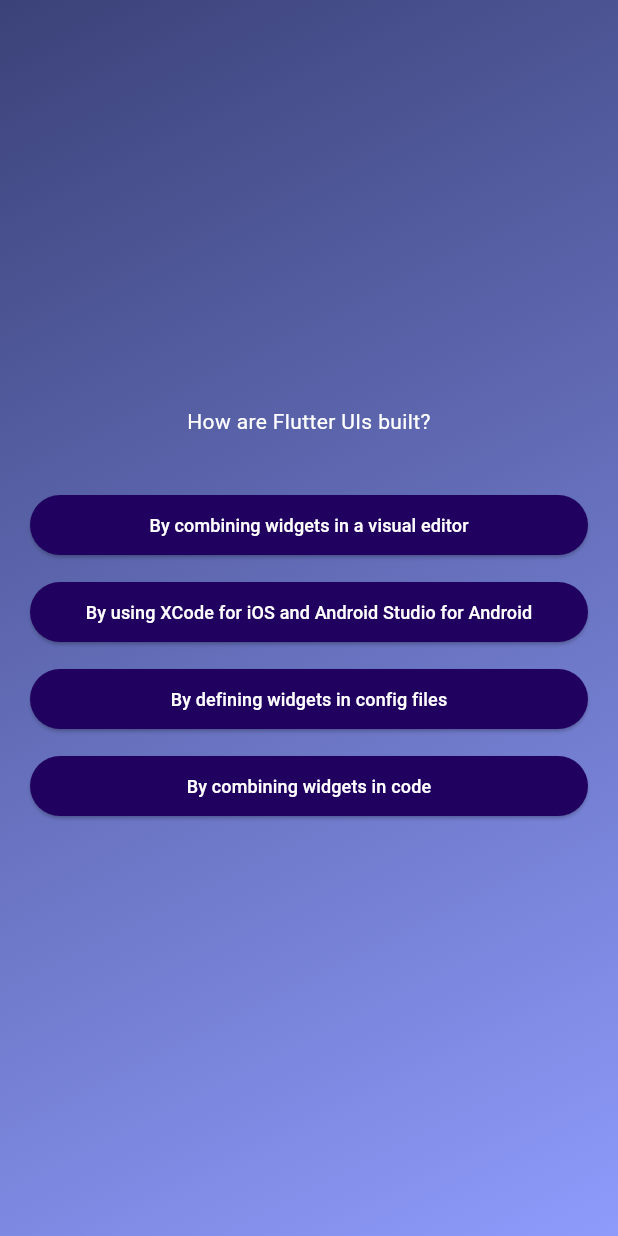
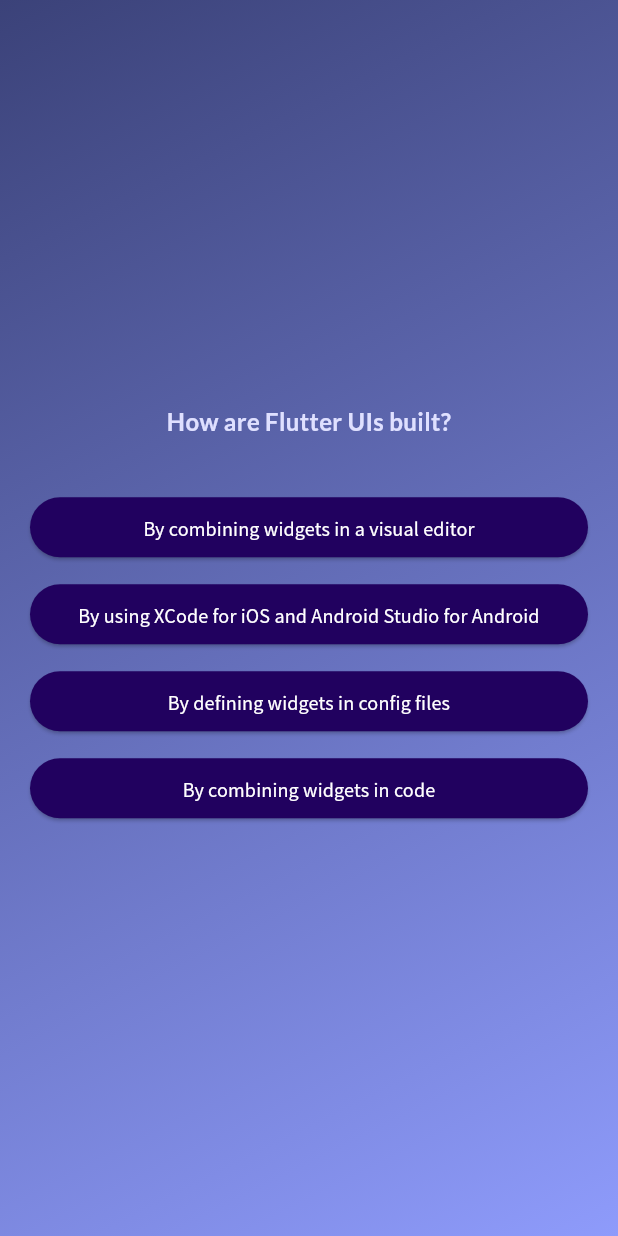
Before and after one commit to TinyMurky/chapter3_quiz_app, a Flutter app: the screen it shows after launch, after a tap on "Start Quiz", after a tap on "Components", on a phone screen of 412 x 824 dp. Run offline on Flutter 3.47's test engine with Material 3 defaults, Android fonts, the phone set to English and light mode, and no system bars; our stand-ins replace google_fonts.

Commit message:
homework complete

```diff
--- a/lib/common/enum.dart
+++ b/lib/common/enum.dart
@@ -1 +1 @@
-enum AppScreen { start, quiz }
+enum AppScreen { start, quiz, result }
--- a/lib/questions_screen.dart
+++ b/lib/questions_screen.dart
@@ -1,10 +1,14 @@
 import 'package:chapter3_quiz_app/answer_button.dart';
 import 'package:flutter/material.dart';
 import 'package:chapter3_quiz_app/data/questions.dart';
+import 'package:google_fonts/google_fonts.dart';
 // import 'package:chapter3_quiz_app/answer_button.dart';
 
 class QuestionsScreen extends StatefulWidget {
-  const QuestionsScreen({super.key});
+  // 從外圍傳遞過來的function
+  final void Function(String chosenAnswer) onSelectAnswer;
+
+  const QuestionsScreen({super.key, required this.onSelectAnswer});
 
   @override
   State<QuestionsScreen> createState() {
@@ -15,16 +19,21 @@
 class _QuestionsScreenState extends State<QuestionsScreen> {
   int currentQuestionId = 0;
 
-  void onTab() {
-    setState(() {
-      if ((questions.length - 1) > currentQuestionId) {
+  void answerQuestion(String chosenAnswer) {
+    if ((questions.length) > currentQuestionId) {
+      /// State<T> 提供widget 上我們可以向上拿到放在 QuestionsScreen裡面的東西，這裡拿onSelectAnswer裡的東西
+      widget.onSelectAnswer(chosenAnswer);
+      setState(() {
         currentQuestionId += 1;
-      }
-    });
+      });
+    }
   }
 
   @override
   Widget build(BuildContext context) {
+    final ThemeData theme = Theme.of(context);
+    final ColorScheme colorScheme = theme.colorScheme;
+
     final currentQuestion = questions[currentQuestionId];
 
     return SizedBox(
@@ -39,13 +48,18 @@
             Text(
               currentQuestion.question,
               textAlign: TextAlign.center, // 文字放中間
-              style: const TextStyle(
-                color: Colors.white,
-              ),
+              style: GoogleFonts.lato(
+                  color: colorScheme.onPrimaryContainer,
+                  fontSize: 16,
+                  fontWeight: FontWeight.bold),
             ),
             const SizedBox(height: 30),
             ...currentQuestion.getShuffledAnswers().map((answer) {
-              return AnswerButton(answer: answer, onTap: onTab);
+              return AnswerButton(
+                  answer: answer,
+                  onTap: () {
+                    answerQuestion(answer);
+                  });
             })
           ],
         ),
--- a/lib/quiz.dart
+++ b/lib/quiz.dart
@@ -1,8 +1,11 @@
+import 'package:chapter3_quiz_app/data/questions.dart';
 import 'package:flutter/material.dart';
+import 'package:google_fonts/google_fonts.dart';
 
 import 'package:chapter3_quiz_app/start_screen.dart';
 import 'package:chapter3_quiz_app/questions_screen.dart';
 import 'package:chapter3_quiz_app/common/enum.dart';
+import 'package:chapter3_quiz_app/results_screen.dart';
 
 /// This class will be the entry point of app
 class Quiz extends StatefulWidget {
@@ -17,7 +20,7 @@
 class _QuizState extends State<Quiz> {
   AppScreen activeScreen = AppScreen.start;
 
-  /// 不一定要用到Widget
+  // 不一定要用到Widget
   // @override
   // void initState() {
   //   super.initState();
@@ -30,13 +33,39 @@
     });
   }
 
+  /// 這個List用來存放 用戶選擇的答案
+  final List<String> selectedAnswers = [];
+
+  void chooseAnswer(String chosenAnswer) {
+    selectedAnswers.add(chosenAnswer);
+    print(selectedAnswers);
+    if (selectedAnswers.length >= questions.length) {
+      setState(() {
+        activeScreen = AppScreen.result;
+      });
+    }
+  }
+
+  void restart() {
+    selectedAnswers.clear();
+    setState(() {
+      activeScreen = AppScreen.start;
+    });
+  }
+
   @override
   Widget build(BuildContext context) {
-    final Widget screenWidget = activeScreen == AppScreen.start
-        ? StartScreen(switchScreen: switchScreen)
-        : const QuestionsScreen();
+    // 只要在使用之前確定值就好
+    final Widget screenWidget = switch (activeScreen) {
+      AppScreen.quiz => QuestionsScreen(onSelectAnswer: chooseAnswer),
+      AppScreen.result =>
+        ResultsScreen(selectedAnswers: selectedAnswers, restart: restart),
+      // 可以用 _ 當作default
+      _ => StartScreen(switchScreen: switchScreen)
+    };
 
     final theme = ThemeData(
+      textTheme: GoogleFonts.notoSansTcTextTheme(),
       useMaterial3: true,
       brightness: Brightness.dark,
       colorSchemeSeed: const Color.fromARGB(255, 142, 155, 251),
--- a/lib/start_screen.dart
+++ b/lib/start_screen.dart
@@ -10,8 +10,8 @@
 
   @override
   Widget build(BuildContext context) {
-    ThemeData theme = Theme.of(context);
-    ColorScheme colorScheme = theme.colorScheme;
+    final ThemeData theme = Theme.of(context);
+    final ColorScheme colorScheme = theme.colorScheme;
 
     return Center(
       child: Column(
--- a/pubspec.yaml
+++ b/pubspec.yaml
@@ -35,6 +35,7 @@
   # The following adds the Cupertino Icons font to your application.
   # Use with the CupertinoIcons class for iOS style icons.
   cupertino_icons: ^1.0.8
+  google_fonts: ^6.2.1
 
 dev_dependencies:
   flutter_test:
```
Also changed, not shown: lib/models/result_answer.dart (added, +28 -0 lines), lib/question_summary/question_summary.dart (added, +25 -0 lines), lib/question_summary/summary_item.dart (added, +68 -0 lines), lib/results_screen.dart (added, +83 -0 lines), flutter_01.png (added), pubspec.lock, 1 other file.
